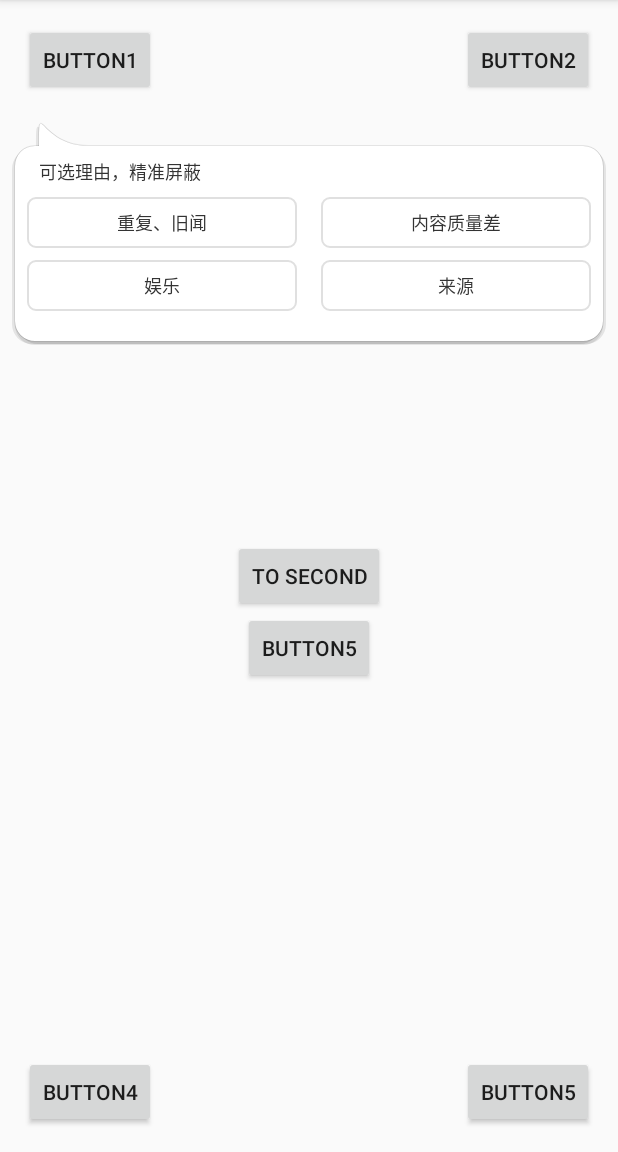
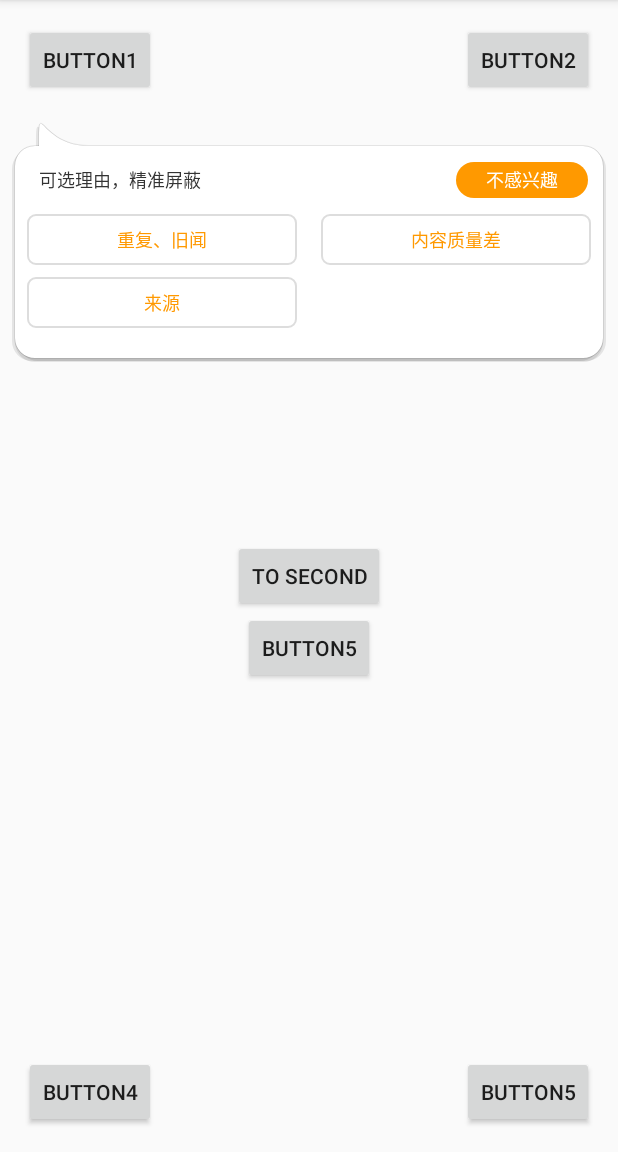
Before and after one commit to JrDong/FitPopupWindow, an Android app: the screen it shows after launch (MainActivity), after a tap on "BUTTON1", on a phone screen of 412 x 824 dp, the part 84-1236 px from its top. Run offline under Robolectric (Android 15) with nearby library versions, the phone set to English and light mode, and no system bars.

Commit message:
Code Review

```diff
--- a/app/src/main/java/com/djr/fitpopupwindow/MainActivity.java
+++ b/app/src/main/java/com/djr/fitpopupwindow/MainActivity.java
@@ -4,12 +4,10 @@ import android.os.Bundle;
 import android.support.v7.app.AppCompatActivity;
 import android.view.LayoutInflater;
 import android.view.View;
-import android.view.ViewGroup;
 import android.widget.Button;
+import android.widget.Toast;
 
-import com.djr.fitpopupwindow.utils.DensityUtils;
-import com.djr.fitpopupwindow.utils.FitPopupWindow;
-import com.djr.fitpopupwindow.utils.ScreenUtils;
+import com.djr.fitpopupwindow.utils.FitPopupUtil;
 
 public class MainActivity extends AppCompatActivity implements View.OnClickListener {
 
@@ -45,13 +43,14 @@ public class MainActivity extends AppCompatActivity implements View.OnClickListe
 
 
     private void initPopup(View anchorView) {
-        View contentView = mInflater.inflate(R.layout.layout_popupwindow, null);
-        FitPopupWindow fitPopupWindow = new FitPopupWindow(this,
-                ScreenUtils.getScreenWidth(this) - DensityUtils.dp2px(20),
-                ViewGroup.LayoutParams.WRAP_CONTENT
-        );
-        fitPopupWindow.setView(contentView, anchorView);
-        fitPopupWindow.show();
+        FitPopupUtil fitPopupUtil = new FitPopupUtil(this);
+        fitPopupUtil.setOnClickListener(new FitPopupUtil.OnCommitClickListener() {
+            @Override
+            public void onClick(String reason) {
+                Toast.makeText(MainActivity.this,reason,Toast.LENGTH_SHORT).show();
+            }
+        });
+        fitPopupUtil.showPopup(anchorView);
     }
 
 
--- /dev/null
+++ b/app/src/main/java/com/djr/fitpopupwindow/utils/FitPopupUtil.java
@@ -0,0 +1,124 @@
+package com.djr.fitpopupwindow.utils;
+
+import android.app.Activity;
+import android.view.LayoutInflater;
+import android.view.View;
+import android.view.ViewGroup;
+import android.widget.TextView;
+
+import com.djr.fitpopupwindow.R;
+
+
+/**
+ * Created by DongJr on 2017/2/27.
+ */
+
+public class FitPopupUtil implements View.OnClickListener {
+
+    private View contentView;
+
+    private Activity context;
+
+    private TextView reason1;
+    private TextView reason2;
+    private TextView reason3;
+
+    private TextView btnCommit;
+
+    private boolean reason1Selected;
+    private boolean reason2Selected;
+    private boolean reason3Selected;
+
+    private FitPopupWindow mPopupWindow;
+
+    private OnCommitClickListener listener;
+
+    public FitPopupUtil(Activity context) {
+
+        this.context = context;
+
+        LayoutInflater inflater = LayoutInflater.from(context);
+        contentView = inflater.inflate(R.layout.layout_popupwindow, null);
+        reason1 = (TextView) contentView.findViewById(R.id.tv_reason1);
+        reason2 = (TextView) contentView.findViewById(R.id.tv_reason2);
+        reason3 = (TextView) contentView.findViewById(R.id.tv_reason3);
+        btnCommit = (TextView) contentView.findViewById(R.id.btn_commit);
+
+
+        reason1.setOnClickListener(this);
+        reason2.setOnClickListener(this);
+        reason3.setOnClickListener(this);
+
+
+    }
+
+    public void setOnClickListener(OnCommitClickListener listener) {
+        this.listener = listener;
+    }
+
+    /**
+     * 弹出自适应位置的popupwindow
+     *
+     * @param anchorView 目标view
+     */
+    public View showPopup(View anchorView) {
+        if (mPopupWindow == null) {
+            mPopupWindow = new FitPopupWindow(context,
+                    ScreenUtils.getScreenWidth(context) - DensityUtils.dp2px(20),
+                    ViewGroup.LayoutParams.WRAP_CONTENT
+            );
+        }
+
+        mPopupWindow.setView(contentView, anchorView);
+        mPopupWindow.show();
+        return contentView;
+    }
+
+
+    @Override
+    public void onClick(View v) {
+        switch (v.getId()) {
+            case R.id.tv_reason1:
+                reason1Selected = !reason1Selected;
+                reason1.setSelected(reason1Selected);
+                break;
+            case R.id.tv_reason2:
+                reason2Selected = !reason2Selected;
+                reason2.setSelected(reason2Selected);
+                break;
+            case R.id.tv_reason3:
+                reason3Selected = !reason3Selected;
+                reason3.setSelected(reason3Selected);
+                break;
+            case R.id.btn_commit:
+                if (listener != null) {
+                    listener.onClick(getReason());
+                }
+                mPopupWindow.dismiss();
+                break;
+        }
+
+        if (reason1Selected || reason2Selected || reason3Selected) {
+            btnCommit.setOnClickListener(this);
+            btnCommit.setText("确定");
+        } else {
+            btnCommit.setOnClickListener(null);
+            btnCommit.setText("不感兴趣");
+        }
+    }
+
+    public String getReason() {
+        String content1 = reason1Selected ? reason1.getText().toString() + "," : "";
+        String content2 = reason2Selected ? reason2.getText().toString() + "," : "";
+        String content3 = reason3Selected ? reason3.getText().toString() + "," : "";
+
+        String s = content1 + content2 + content3;
+        return s.substring(0, s.length() - 1);
+
+    }
+
+    public interface OnCommitClickListener {
+        void onClick(String reason);
+    }
+
+}
--- /dev/null
+++ b/app/src/main/res/drawable/orange_corners_bg.xml
@@ -0,0 +1,5 @@
+<?xml version="1.0" encoding="utf-8"?>
+<shape xmlns:android="http://schemas.android.com/apk/res/android">
+    <corners android:radius="15dp"/>
+    <solid android:color="#ff9900"/>
+</shape>
--- a/app/src/main/res/drawable/selector_popupwindow_text_bg.xml
+++ b/app/src/main/res/drawable/selector_popupwindow_text_bg.xml
@@ -3,15 +3,25 @@
     <item android:state_pressed="true">
         <shape android:shape="rectangle">
             <corners android:radius="5dp"/>
-            <stroke android:width="1dp" android:color="@color/color_red"/>
+            <stroke android:width="1dp" android:color="@color/c_ff9900"/>
 
-            <solid android:color="@color/color_transparent"/>
+            <solid android:color="@color/c_ff9900"/>
         </shape>
     </item>
-    <item android:state_pressed="false">
+
+    <item android:state_selected="true">
         <shape android:shape="rectangle">
             <corners android:radius="5dp"/>
-            <stroke android:width="1dp" android:color="@color/color_line"/>
+            <stroke android:width="1dp" android:color="@color/c_ff9900"/>
+
+            <solid android:color="@color/c_ff9900"/>
+        </shape>
+    </item>
+
+    <item>
+        <shape android:shape="rectangle">
+            <corners android:radius="5dp"/>
+            <stroke android:width="1dp" android:color="#dddddd"/>
             <solid android:color="@color/color_transparent"/>
         </shape>
     </item>
--- a/app/src/main/res/drawable/selector_popupwindow_text_color.xml
+++ b/app/src/main/res/drawable/selector_popupwindow_text_color.xml
@@ -1,8 +1,9 @@
 <?xml version="1.0" encoding="utf-8"?>
 <selector xmlns:android="http://schemas.android.com/apk/res/android">
-    <item android:color="@color/color_red" android:state_pressed="true">
+    <item android:color="@color/color_white" android:state_pressed="true">
     </item>
-    <item android:color="@color/color_333" android:state_pressed="false">
+    <item android:color="@color/color_white" android:state_selected="true"/>
+    <item android:color="@color/c_ff9900">
     </item>
 
 
--- a/app/src/main/res/layout/layout_popupwindow.xml
+++ b/app/src/main/res/layout/layout_popupwindow.xml
@@ -7,11 +7,16 @@
     android:layout_centerInParent="true"
     android:orientation="vertical"
     >
-
+    <FrameLayout
+        android:layout_width="match_parent"
+        android:layout_height="45dp"
+        android:orientation="horizontal"
+        >
         <TextView
             android:id="@+id/textView"
             android:layout_width="wrap_content"
-        android:layout_height="wrap_content"
+            android:layout_height="45dp"
+            android:gravity="center_vertical"
             android:paddingBottom="8dp"
             android:paddingLeft="16dp"
             android:paddingRight="16dp"
@@ -20,17 +25,36 @@
             android:textColor="@color/color_333"
             android:textSize="@dimen/text_small"/>
 
+
+        <TextView
+            android:id="@+id/btn_commit"
+            android:layout_width="88dp"
+            android:layout_height="24dp"
+            android:gravity="center"
+            android:layout_gravity="right|center_vertical"
+            android:layout_marginRight="10dp"
+            android:background="@drawable/orange_corners_bg"
+            android:text="不感兴趣"
+            android:textColor="@color/color_white"
+            android:textSize="@dimen/text_small"/>
+
+
+    </FrameLayout>
+
+
     <LinearLayout
         android:layout_width="match_parent"
         android:layout_height="wrap_content"
         >
 
         <TextView
+            android:id="@+id/tv_reason1"
             style="@style/text_popup_not_interest"
             android:text="重复、旧闻"
             />
 
         <TextView
+            android:id="@+id/tv_reason2"
             style="@style/text_popup_not_interest"
             android:text="内容质量差"
 
@@ -44,14 +68,14 @@
         >
 
         <TextView
+            android:id="@+id/tv_reason3"
             style="@style/text_popup_not_interest"
-
-            android:text="娱乐"
+            android:text="来源"
             />
 
         <TextView
             style="@style/text_popup_not_interest"
-
+            android:visibility="invisible"
             android:text="来源"
             />
     </LinearLayout>
--- a/app/src/main/res/values/colors.xml
+++ b/app/src/main/res/values/colors.xml
@@ -7,7 +7,12 @@
     <color name="color_333">#333333</color>
     <color name="color_grey">#33333333</color>
 
+    <color name="color_white">#ffffff</color>
+
     <color name="color_red">#ff0000</color>
     <color name="color_line">#e0e0e0</color>
     <color name="color_transparent">#00000000</color>
+
+    <color name="c_ff9900">#ff9900</color>
+
 </resources>
```
Also changed, not shown: app/src/main/java/com/djr/fitpopupwindow/ListAdapter.java (+10 -11 lines), app/src/main/res/values/styles.xml (indentation only), 1 other file. Lines whose indentation alone changed are shown as unchanged.
